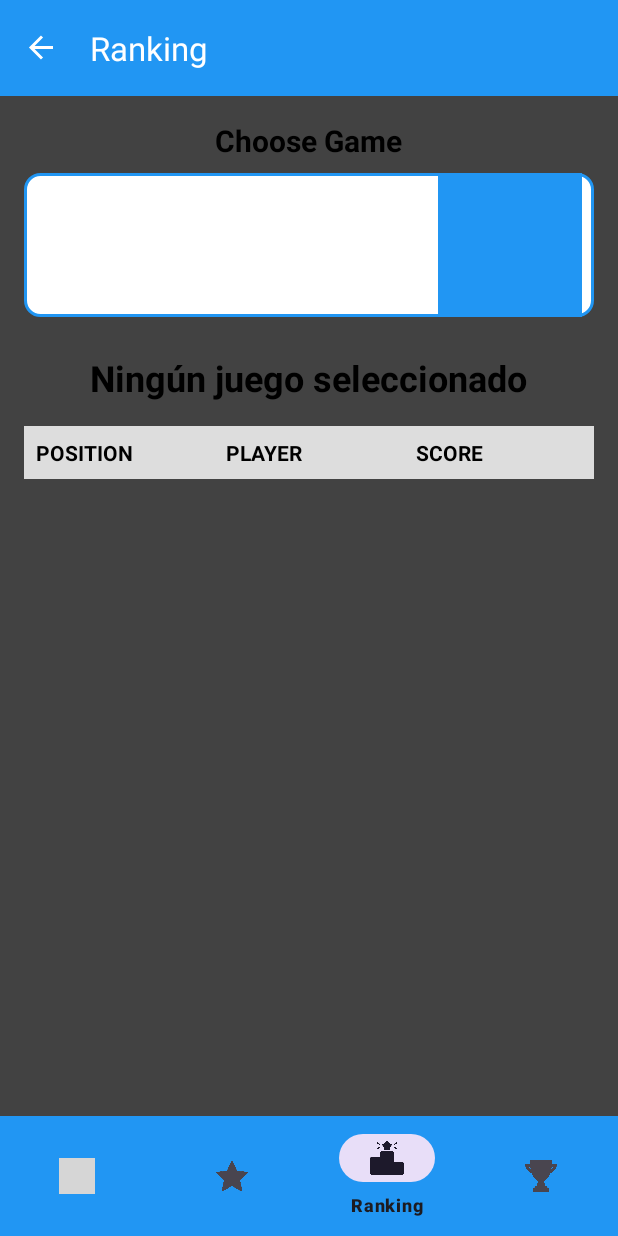
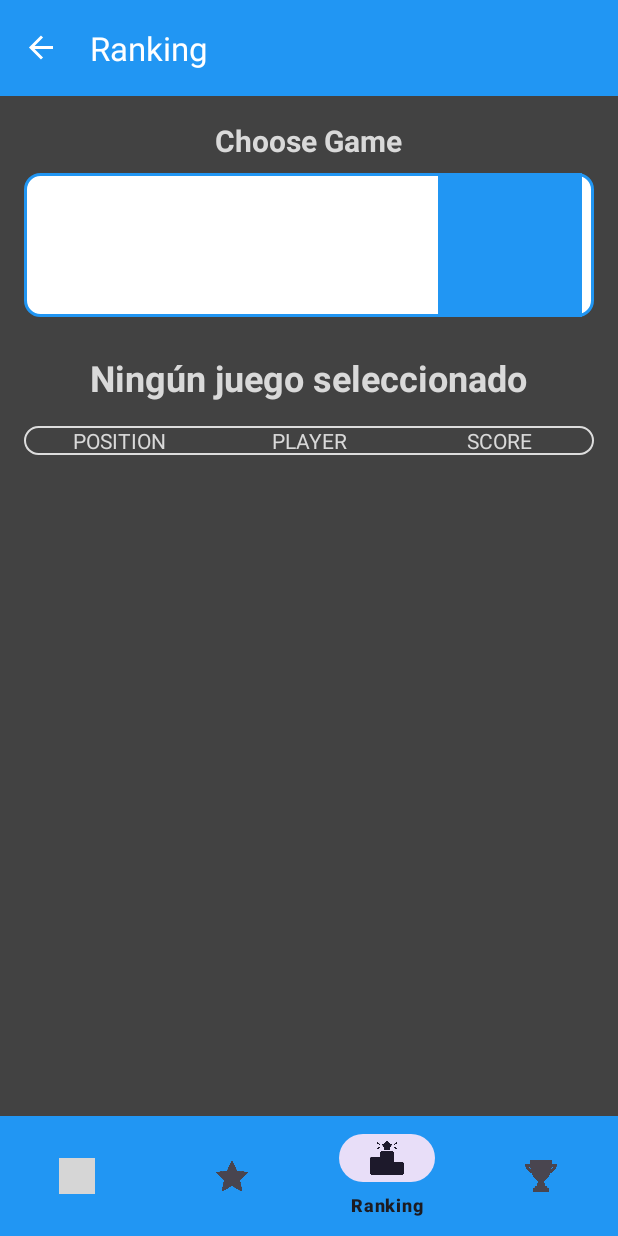
Before and after one commit to adolfoig/RetroPlay, an Android app: the RankingFragment screen opened through its navigation route, on a phone screen of 412 x 824 dp. Run offline under Robolectric (Android 15) with nearby library versions, the phone set to English and light mode, and no system bars; our stand-ins replace Firebase (no records; nobody signed in at launch, a user with empty details on screens opened directly), navigation-ui; pictures from the network do not load; grey boxes are pictures that could not be loaded.

Commit message:
cambiada apariencia de ranking

```diff
--- a/app/src/main/java/com/example/retroplay/RankingFragment.java
+++ b/app/src/main/java/com/example/retroplay/RankingFragment.java
@@ -1,6 +1,8 @@
 package com.example.retroplay;
 
+import android.content.Context;
 import android.graphics.Typeface;
+import android.graphics.drawable.Drawable;
 import android.os.Bundle;
 import android.view.LayoutInflater;
 import android.view.View;
@@ -68,6 +70,11 @@ public class RankingFragment extends Fragment {
         viewModel.cargarJuegos(new JuegoLoadingCallback() {
             @Override
             public void onGamesLoaded(List<Juego> juegos, boolean isEmpty) {
+
+                if (!isAdded() || getContext() == null) {
+                    return;
+                }
+
                 listaJuegos = juegos;
                 if (isEmpty) {
                     binding.tvTituloJuego.setText("Ningún juego seleccionado");
@@ -78,18 +85,22 @@ public class RankingFragment extends Fragment {
 
             @Override
             public void onError(String message) {
-                mostrarError(message);
+                if (isAdded() && getContext() != null) {
+                    mostrarError(message);
+                }
             }
         });
     }
 
     private void configurarSpinner() {
-        List<Juego> listaConHint = new ArrayList<>();
-        listaConHint.add(new Juego("", "Selecciona un juego")); // Juego vacío con texto de hint
-        listaConHint.addAll(listaJuegos);
+
+        Context context = getContext();
+        if (context == null){
+            return;
+        }
 
         ArrayAdapter<Juego> adapter = new ArrayAdapter<Juego>(
-                requireContext(),
+                context,
                 R.layout.spinner_item_selected,
                 listaJuegos) {
 
@@ -184,33 +195,33 @@ public class RankingFragment extends Fragment {
     }
 
     private void agregarFilaTabla(String nombreUsuario, int puntuacion, int posicion, boolean esUsuarioActual) {
+
         TableRow row = new TableRow(requireContext());
+        int backgroundDrawable;
 
-        // Fondo según posición y usuario actual
-        int backgroundColor = esUsuarioActual ?
-                ContextCompat.getColor(requireContext(), R.color.ranking) :
-                posicion % 2 == 0 ?
-                        ContextCompat.getColor(requireContext(), android.R.color.white) :
-                        ContextCompat.getColor(requireContext(), android.R.color.darker_gray);
-        row.setBackgroundColor(backgroundColor);
+        if (esUsuarioActual) {
+            backgroundDrawable = R.drawable.filas_usuario_actual;
+        } else {
+            backgroundDrawable = posicion % 2 == 0 ? R.drawable.filas_blancas : R.drawable.filas_grises;
+        }
 
-        // TextView para la posición
+        Drawable roundedBackground = ContextCompat.getDrawable(requireContext(), backgroundDrawable);
+        row.setBackground(roundedBackground);
+
         TextView tvPosicion = new TextView(requireContext());
         tvPosicion.setText(String.valueOf(posicion));
-        tvPosicion.setPadding(8, 8, 8, 8);
+        tvPosicion.setPadding(16, 16, 16, 16);
         row.addView(tvPosicion);
 
-        // TextView para el nombre
         TextView tvUsuario = new TextView(requireContext());
         tvUsuario.setText(nombreUsuario);
-        tvUsuario.setPadding(8, 8, 8, 8);
+        tvUsuario.setPadding(16, 16, 16, 16);
         if (esUsuarioActual) tvUsuario.setTypeface(null, Typeface.BOLD);
         row.addView(tvUsuario);
 
-        // TextView para la puntuación
         TextView tvPuntuacion = new TextView(requireContext());
         tvPuntuacion.setText(String.valueOf(puntuacion));
-        tvPuntuacion.setPadding(8, 8, 8, 8);
+        tvPuntuacion.setPadding(16, 16, 16, 16);
         row.addView(tvPuntuacion);
 
         binding.tablaPuntuaciones.addView(row);
--- /dev/null
+++ b/app/src/main/res/drawable/border.xml
@@ -0,0 +1,6 @@
+<?xml version="1.0" encoding="utf-8"?>
+<shape xmlns:android="http://schemas.android.com/apk/res/android">
+    <solid android:color="@android:color/white"/>
+    <stroke android:color="#000000" android:width="1dp"/>
+    <padding android:left="2dp" android:top="2dp" android:right="2dp" android:bottom="2dp"/>
+</shape>
--- /dev/null
+++ b/app/src/main/res/drawable/filas_blancas.xml
@@ -0,0 +1,12 @@
+<?xml version="1.0" encoding="utf-8"?>
+<shape xmlns:android="http://schemas.android.com/apk/res/android"
+    android:shape="rectangle">
+
+    <solid android:color="#FFFFFF"/> <!-- Reemplaza #FF0000 con el color que desees -->
+
+    <stroke
+        android:width="1dp"
+        android:color="#000000"/> <!-- Borde opcional -->
+
+    <corners android:radius="10dp"/> <!-- Radio de las esquinas -->
+</shape>
--- /dev/null
+++ b/app/src/main/res/drawable/filas_grises.xml
@@ -0,0 +1,12 @@
+<?xml version="1.0" encoding="utf-8"?>
+<shape xmlns:android="http://schemas.android.com/apk/res/android"
+    android:shape="rectangle">
+
+    <solid android:color="@color/gris_claro3"/> <!-- Reemplaza #FF0000 con el color que desees -->
+
+    <stroke
+        android:width="1dp"
+        android:color="#000000"/> <!-- Borde opcional -->
+
+    <corners android:radius="10dp"/> <!-- Radio de las esquinas -->
+</shape>
--- /dev/null
+++ b/app/src/main/res/drawable/filas_usuario_actual.xml
@@ -0,0 +1,12 @@
+<?xml version="1.0" encoding="utf-8"?>
+<shape xmlns:android="http://schemas.android.com/apk/res/android"
+    android:shape="rectangle">
+
+    <solid android:color="#EFE69E"/> <!-- Reemplaza #FF0000 con el color que desees -->
+
+    <stroke
+        android:width="1dp"
+        android:color="#000000"/> <!-- Borde opcional -->
+
+    <corners android:radius="10dp"/> <!-- Radio de las esquinas -->
+</shape>
--- a/app/src/main/res/drawable/rounded_corners.xml
+++ b/app/src/main/res/drawable/rounded_corners.xml
@@ -1,8 +1,7 @@
 <?xml version="1.0" encoding="utf-8"?>
 <shape xmlns:android="http://schemas.android.com/apk/res/android"
     android:shape="rectangle">
-    <solid android:color="@android:color/white"/> <!-- Color de fondo -->
-    <corners android:radius="8dp"/> <!-- Radio de las esquinas -->
+    <corners android:radius="10dp"/> <!-- Radio de las esquinas -->
     <stroke
         android:width="1dp"
         android:color="#DDDDDD"/> <!-- Borde opcional -->
--- a/app/src/main/res/layout/fragment_ranking.xml
+++ b/app/src/main/res/layout/fragment_ranking.xml
@@ -18,7 +18,7 @@
         android:layout_gravity="center"
         android:textSize="20sp"
         android:textStyle="bold"
-        android:textColor="@android:color/black"
+        android:textColor="@color/gris_claro2"
         android:layout_marginBottom="8dp"/>
 
     <!-- Spinner para seleccionar juego -->
@@ -40,7 +40,7 @@
         android:text="@string/ningunJuego"
         android:layout_gravity="center"
         android:textSize="24sp"
-        android:textColor="@android:color/black"
+        android:textColor="@color/gris_claro2"
         android:textStyle="bold"
         android:layout_marginBottom="16dp"/>
 
@@ -51,86 +51,74 @@
         android:layout_height="wrap_content"
         android:stretchColumns="*"
         android:shrinkColumns="*"
-        android:background="@drawable/rounded_corners"> <!-- Aquí aplicas el fondo redondeado -->
+        android:background="@drawable/rounded_corners">
 
-        <!-- Encabezados de la tabla -->
+    <!-- Fila de encabezado -->
     <TableRow
         android:layout_width="match_parent"
+        android:layout_height="80dp">  <!-- Fila con más altura -->
+        <TextView
+            android:layout_width="0dp"
             android:layout_height="wrap_content"
-            android:background="#DDDDDD">
+            android:layout_weight="1"
+            android:textColor="@color/gris_claro2"
+            android:textSize="14dp"
+            android:layout_gravity="center"
+            android:textAlignment="center"
+            android:text="@string/posicion" />
 
         <TextView
             android:layout_width="0dp"
             android:layout_height="wrap_content"
             android:layout_weight="1"
-                android:text="@string/posicion"
-                android:textSize="14sp"
-                android:textColor="@android:color/black"
-                android:textStyle="bold"
-                android:padding="8dp"/>
-
+            android:textColor="@color/gris_claro2"
+            android:textSize="14dp"
+            android:layout_gravity="center"
+            android:textAlignment="center"
+            android:text="@string/jugador" />
 
         <TextView
             android:layout_width="0dp"
             android:layout_height="wrap_content"
             android:layout_weight="1"
-                android:text="@string/jugador"
-                android:textSize="14sp"
-                android:textColor="@android:color/black"
-                android:textStyle="bold"
-                android:padding="8dp"/>
-
-            <TextView
-                android:layout_width="0dp"
-                android:layout_height="wrap_content"
-                android:layout_weight="1"
-                android:text="@string/puntuacion"
-                android:textSize="14sp"
-                android:textColor="@android:color/black"
-                android:textStyle="bold"
-                android:padding="8dp"/>
+            android:textColor="@color/gris_claro2"
+            android:textSize="14dp"
+            android:layout_gravity="center"
+            android:textAlignment="center"
+            android:text="@string/puntuacion" />
     </TableRow>
 
+    <!-- Fila de datos -->
     <TableRow
         android:id="@+id/tableRow"
         android:layout_width="match_parent"
-            android:layout_height="wrap_content"
-            android:background="@android:color/white">
-
+        android:layout_height="80dp">  <!-- Fila con más altura -->
         <TextView
             android:id="@+id/posicion"
             android:layout_width="0dp"
             android:layout_height="wrap_content"
             android:layout_weight="1"
-                android:text="1"
-                android:textSize="16sp"
-                android:textColor="@android:color/black"
-                android:padding="8dp"/>
+            android:gravity="center"
+            android:textAlignment="center"
+            android:padding="16dp" />  <!-- Más padding -->
 
         <TextView
             android:id="@+id/nombreJugador"
             android:layout_width="0dp"
             android:layout_height="wrap_content"
             android:layout_weight="1"
-                android:text="Ejemplo"
-                android:textSize="16sp"
-                android:textColor="@android:color/black"
-                android:padding="8dp"/>
+            android:gravity="center"
+            android:textAlignment="center"
+            android:padding="16dp" />
 
         <TextView
             android:id="@+id/puntuacionJugador"
             android:layout_width="0dp"
             android:layout_height="wrap_content"
             android:layout_weight="1"
-                android:text="170"
-                android:textSize="16sp"
-                android:textColor="@android:color/black"
-                android:padding="8dp"/>
+            android:gravity="center"
+            android:textAlignment="center"
+            android:padding="16dp" />
     </TableRow>
-
-        <TableRow
-            android:layout_width="match_parent"
-            android:layout_height="wrap_content"
-            android:background="#EEEEEE"/>
 </TableLayout>
 </LinearLayout>
--- a/app/src/main/res/values/styles.xml
+++ b/app/src/main/res/values/styles.xml
@@ -28,4 +28,21 @@
         <item name="android:textColor">@color/azul</item>
     </style>
 
+
+    <style name="TableRowStyle">
+        <item name="android:textSize">16sp</item>
+        <item name="android:textColor">@android:color/black</item>
+        <item name="android:padding">8dp</item>
+        <item name="android:textStyle">bold</item>
+
+    </style>
+
+    <style name="TableHeaderStyle">
+        <item name="android:textSize">14sp</item>
+        <item name="android:textColor">@color/gris_claro2</item>
+        <item name="android:textStyle">bold</item>
+        <item name="android:padding">8dp</item>
+        <item name="android:background">@color/gris</item>
+    </style>
+
 </resources>
```
Lines whose indentation alone changed are shown as unchanged.
